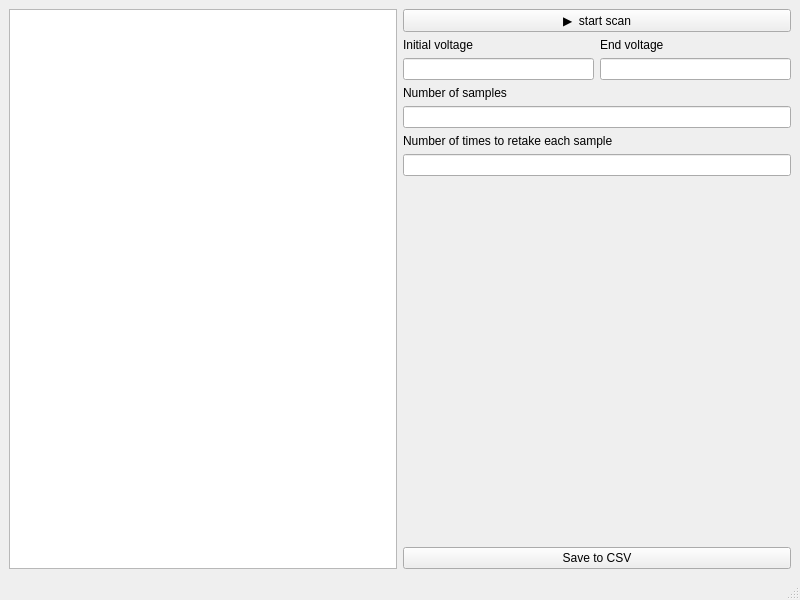
First picture: the form in src/pythondaq/views/ui/diode.ui, repository everydayanchovies/solar-cell-experiment-automatisation, before the edit.
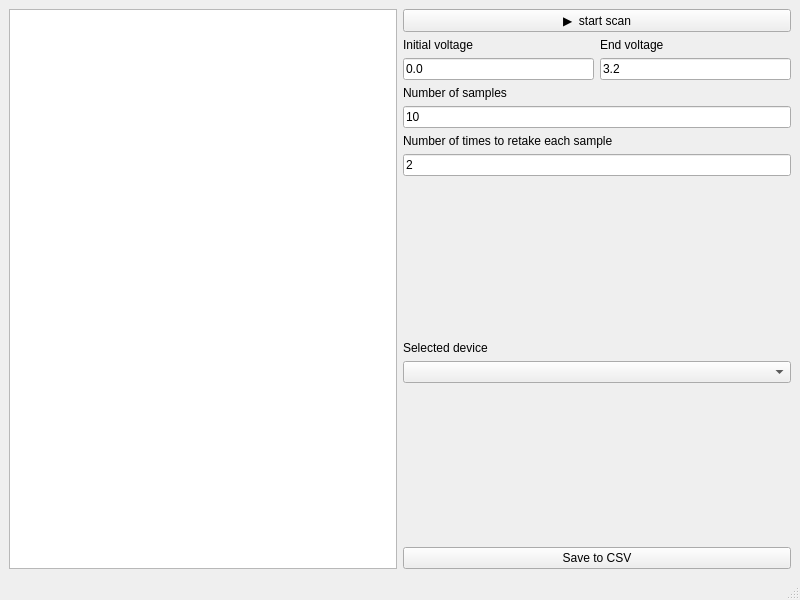
Second picture: the form after the edit. Custom widgets are drawn as their Qt base class.

Commit message: closing device when done

```diff
--- a/src/pythondaq/views/ui/diode.ui
+++ b/src/pythondaq/views/ui/diode.ui
@@ -42,6 +42,9 @@
             </item>
             <item>
              <widget class="QLineEdit" name="u_start_ib">
+              <property name="text">
+               <string>0.0</string>
+              </property>
               <property name="maxLength">
                <number>10</number>
               </property>
@@ -60,6 +63,9 @@
             </item>
             <item>
              <widget class="QLineEdit" name="u_end_ib">
+              <property name="text">
+               <string>3.2</string>
+              </property>
               <property name="maxLength">
                <number>10</number>
               </property>
@@ -83,6 +89,9 @@
           </item>
           <item>
            <widget class="QLineEdit" name="num_samples_ib">
+            <property name="text">
+             <string>10</string>
+            </property>
             <property name="maxLength">
              <number>10</number>
             </property>
@@ -101,6 +110,9 @@
           </item>
           <item>
            <widget class="QLineEdit" name="repeat_ib">
+            <property name="text">
+             <string>2</string>
+            </property>
             <property name="maxLength">
              <number>10</number>
             </property>
@@ -121,6 +133,33 @@
           </property>
          </spacer>
         </item>
+        <item>
+         <layout class="QVBoxLayout" name="verticalLayout_9">
+          <item>
+           <widget class="QLabel" name="label_5">
+            <property name="text">
+             <string>Selected device</string>
+            </property>
+           </widget>
+          </item>
+          <item>
+           <widget class="QComboBox" name="devices_cb"/>
+          </item>
+         </layout>
+        </item>
+        <item>
+         <spacer name="verticalSpacer">
+          <property name="orientation">
+           <enum>Qt::Vertical</enum>
+          </property>
+          <property name="sizeHint" stdset="0">
+           <size>
+            <width>20</width>
+            <height>40</height>
+           </size>
+          </property>
+         </spacer>
+        </item>
         <item>
          <widget class="QPushButton" name="save_btn">
           <property name="text">
```
The commit also changes 3 other files.
